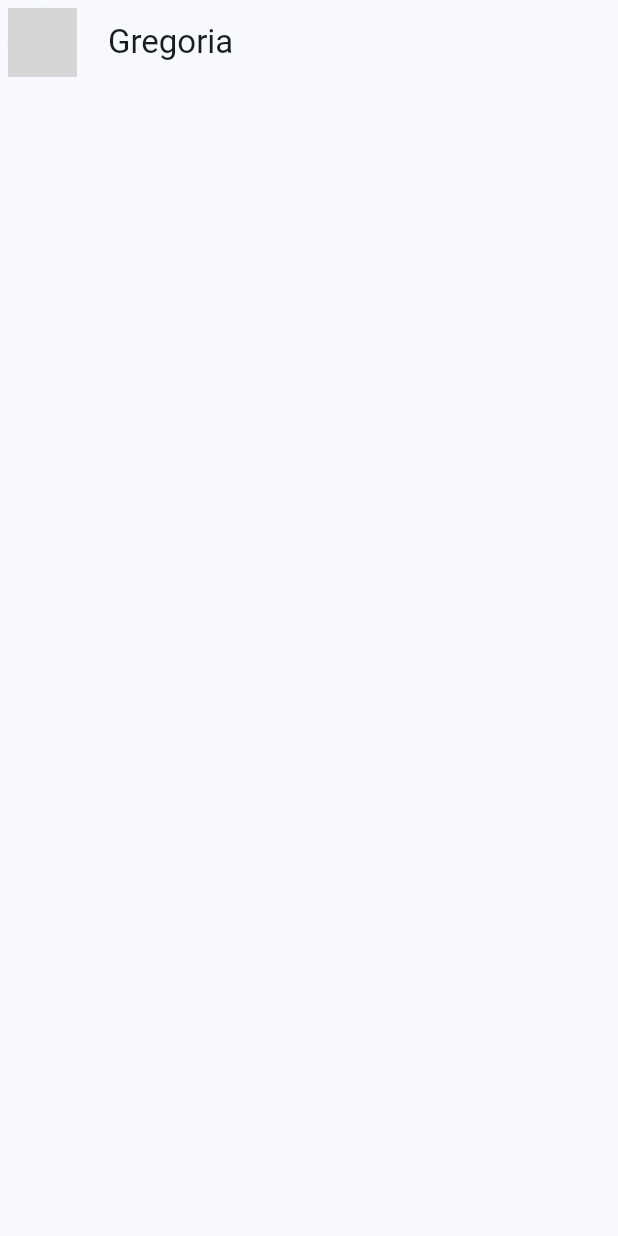
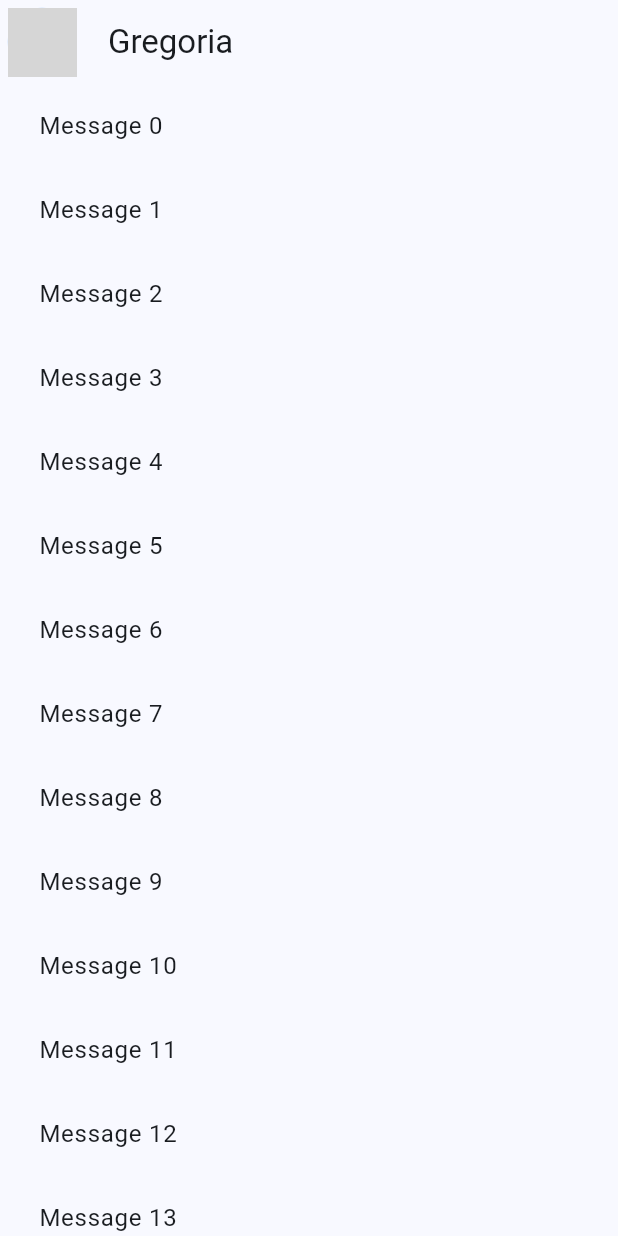
Before and after one commit to LucasMJuarez/chat-app-flutter, a Flutter app: the screen it shows after launch, on a phone screen of 412 x 824 dp. Run offline on Flutter 3.47's test engine with Material 3 defaults, Android fonts, the phone set to English and light mode, and no system bars; network calls fail; grey boxes are pictures that could not be loaded.

Commit message:
list view builder into the body

```diff
--- a/lib/presentation/chat/chat_screen.dart
+++ b/lib/presentation/chat/chat_screen.dart
@@ -18,6 +18,31 @@ class ChatScreen extends StatelessWidget {
           ),
         ),
       ),
+      body: _ChatView(),
     );
   }
 }
+
+class _ChatView extends StatelessWidget {
+  @override
+  Widget build(BuildContext context) {
+    return SafeArea(
+      child: Padding(
+        padding: const EdgeInsets.symmetric(horizontal: 10.0),
+        child: Column(
+          children: [
+            Expanded(
+              child: ListView.builder(
+                itemCount: 200,
+                itemBuilder: (context, index) {
+                  return ListTile(title: Text('Message $index'));
+                  // You can customize the message widget here
+                },
+              ),
+            ),
+          ],
+        ),
+      ),
+    );
+  }
+}
```
